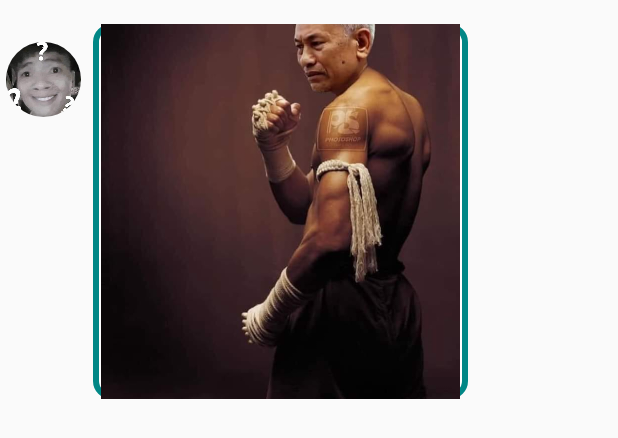
After one commit to ndt2101/Chat-Me, an Android app: the layout image_chat_from_row.xml on its own in the app's theme, with its tools: preview values and no code run, on a phone screen of 412 x 824 dp. The commit adds this screen. Shown: the top 438 px of the screen. Run offline under Robolectric (Android 15) with nearby library versions, the phone set to English and light mode, and no system bars.

Commit message:
image send

```diff
--- a/app/src/main/java/com/tuan2101/chatme/fragment/ProfileFragment.kt
+++ b/app/src/main/java/com/tuan2101/chatme/fragment/ProfileFragment.kt
@@ -9,16 +9,13 @@ import androidx.fragment.app.Fragment
 import android.view.LayoutInflater
 import android.view.View
 import android.view.ViewGroup
-import android.widget.ProgressBar
 import android.widget.Toast
 import androidx.databinding.DataBindingUtil
-import com.google.android.gms.auth.api.signin.internal.Storage
 import com.google.android.gms.tasks.Continuation
 import com.google.android.gms.tasks.Task
 import com.google.firebase.auth.FirebaseAuth
 import com.google.firebase.auth.FirebaseUser
 import com.google.firebase.database.*
-import com.google.firebase.ktx.Firebase
 import com.google.firebase.storage.FirebaseStorage
 import com.google.firebase.storage.StorageReference
 import com.google.firebase.storage.StorageTask
--- a/app/src/main/java/com/tuan2101/chatme/viewModel/ChatMessenger.kt
+++ b/app/src/main/java/com/tuan2101/chatme/viewModel/ChatMessenger.kt
@@ -1,5 +1,5 @@
 package com.tuan2101.chatme.viewModel
 
-class ChatMessenger(val id: String, val text: String, val fromId: String, val toId: String, val timeStamp: Long, val fromName: String) {
-    constructor() : this("", "", "", "", -1, "")
+class ChatMessenger(val id: String, val text: String, val fromId: String, val toId: String, val timeStamp: Long, val fromName: String, val type: String, val img: String) {
+    constructor() : this("", "", "", "", -1, "", "", "")
 }
--- /dev/null
+++ b/app/src/main/res/layout/image_chat_from_row.xml
@@ -0,0 +1,35 @@
+<?xml version="1.0" encoding="utf-8"?>
+<androidx.constraintlayout.widget.ConstraintLayout xmlns:android="http://schemas.android.com/apk/res/android"
+    xmlns:app="http://schemas.android.com/apk/res-auto"
+    xmlns:tools="http://schemas.android.com/tools"
+    android:layout_width="match_parent"
+    android:layout_height="wrap_content"
+    android:layout_marginBottom="10dp"
+    android:paddingBottom="20dp">
+
+    <de.hdodenhof.circleimageview.CircleImageView
+        android:id="@+id/avt"
+        android:layout_width="50dp"
+        android:layout_height="50dp"
+        android:layout_marginStart="4dp"
+        android:layout_marginTop="28dp"
+        android:src="@drawable/kha_banh"
+        app:layout_constraintStart_toStartOf="parent"
+        app:layout_constraintTop_toTopOf="parent" />
+
+    <ImageView
+        android:id="@+id/image_messenger"
+        android:layout_width="wrap_content"
+        android:layout_height="wrap_content"
+        android:layout_marginStart="8dp"
+        android:layout_marginTop="16dp"
+        android:background="@drawable/edittext_style"
+        android:padding="5dp"
+        app:layout_constraintHeight_max="250dp"
+        app:layout_constraintWidth_max="250dp"
+        android:src="@drawable/nguyenhuuda"
+        app:layout_constraintStart_toEndOf="@+id/avt"
+        app:layout_constraintTop_toTopOf="parent"
+        android:scaleType="centerCrop"/>
+
+</androidx.constraintlayout.widget.ConstraintLayout>
```
Also changed, not shown: app/src/main/java/com/tuan2101/chatme/ChatLogActivity.kt (+162 -16 lines), app/src/main/res/layout/activity_login.xml (+37 -35 lines), app/src/main/res/layout/image_chat_to_row.xml (added, +34 -0 lines), app/src/main/res/drawable/nguyenhuuda.png (added).
